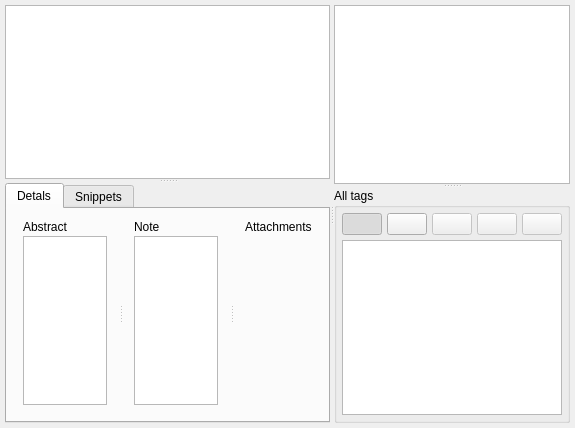
The window that PagePapers.ui (congchenutd/papernet) describes before a commit, drawn with Qt 5.
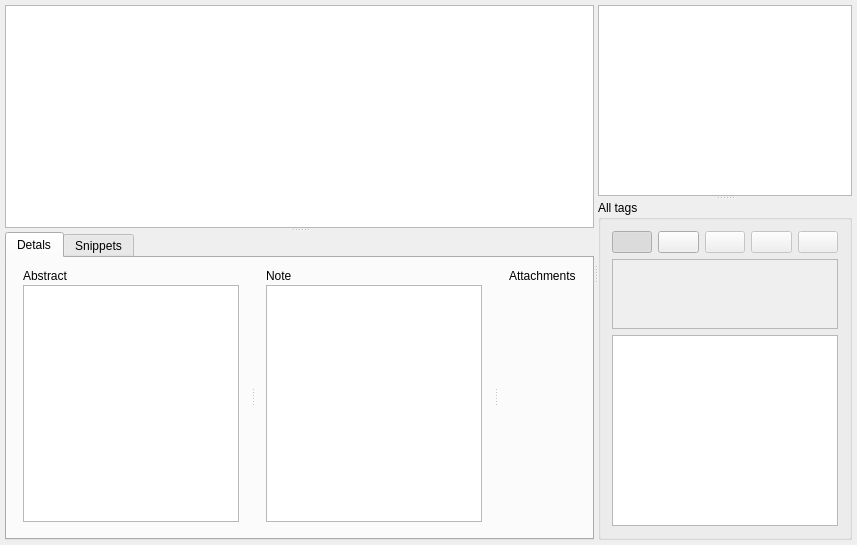
The same window after the commit. Icons and pictures are not drawn. Custom widgets are drawn as their Qt base class.

The edit to the form file:
```diff
--- a/PagePapers.ui
+++ b/PagePapers.ui
@@ -6,8 +6,8 @@
    <rect>
     <x>0</x>
     <y>0</y>
-    <width>575</width>
-    <height>428</height>
+    <width>857</width>
+    <height>545</height>
    </rect>
   </property>
   <property name="windowTitle">
@@ -192,13 +192,7 @@
        <property name="title">
         <string>All tags</string>
        </property>
-       <layout class="QGridLayout" name="gridLayout_2">
-        <property name="margin">
-         <number>5</number>
-        </property>
-        <property name="spacing">
-         <number>5</number>
-        </property>
+       <layout class="QGridLayout" name="gridLayout">
         <item row="0" column="0">
          <widget class="QPushButton" name="btFilter">
           <property name="icon">
@@ -213,6 +207,25 @@
           </property>
          </widget>
         </item>
+        <item row="0" column="1">
+         <widget class="QPushButton" name="btAddTag">
+          <property name="icon">
+           <iconset resource="MainWindow.qrc">
+            <normaloff>:/MainWindow/Images/TagAdd.png</normaloff>:/MainWindow/Images/TagAdd.png</iconset>
+          </property>
+         </widget>
+        </item>
+        <item row="0" column="2">
+         <widget class="QPushButton" name="btRenameTag">
+          <property name="enabled">
+           <bool>false</bool>
+          </property>
+          <property name="icon">
+           <iconset resource="MainWindow.qrc">
+            <normaloff>:/MainWindow/Images/TagEdit.png</normaloff>:/MainWindow/Images/TagEdit.png</iconset>
+          </property>
+         </widget>
+        </item>
         <item row="0" column="3">
          <widget class="QPushButton" name="btAddTagToPaper">
           <property name="enabled">
@@ -236,6 +249,40 @@
          </widget>
         </item>
         <item row="1" column="0" colspan="5">
+         <widget class="QScrollArea" name="scrollArea">
+          <property name="widgetResizable">
+           <bool>true</bool>
+          </property>
+          <widget class="QWidget" name="scrollAreaWidgetContents">
+           <property name="geometry">
+            <rect>
+             <x>0</x>
+             <y>0</y>
+             <width>240</width>
+             <height>85</height>
+            </rect>
+           </property>
+           <layout class="QHBoxLayout" name="horizontalLayout_4">
+            <property name="margin">
+             <number>0</number>
+            </property>
+            <item>
+             <widget class="TagsWidget" name="widgetWordCloud" native="true">
+              <property name="sizePolicy">
+               <sizepolicy hsizetype="Preferred" vsizetype="Expanding">
+                <horstretch>0</horstretch>
+                <verstretch>0</verstretch>
+               </sizepolicy>
+              </property>
+             </widget>
+            </item>
+           </layout>
+           <zorder>widgetWordCloud</zorder>
+           <zorder>widgetWordCloud</zorder>
+          </widget>
+         </widget>
+        </item>
+        <item row="2" column="0" colspan="5">
          <widget class="QListView" name="lvAllTags">
           <property name="editTriggers">
            <set>QAbstractItemView::NoEditTriggers</set>
@@ -248,25 +295,6 @@
           </property>
          </widget>
         </item>
-        <item row="0" column="2">
-         <widget class="QPushButton" name="btRenameTag">
-          <property name="enabled">
-           <bool>false</bool>
-          </property>
-          <property name="icon">
-           <iconset resource="MainWindow.qrc">
-            <normaloff>:/MainWindow/Images/TagEdit.png</normaloff>:/MainWindow/Images/TagEdit.png</iconset>
-          </property>
-         </widget>
-        </item>
-        <item row="0" column="1">
-         <widget class="QPushButton" name="btAddTag">
-          <property name="icon">
-           <iconset resource="MainWindow.qrc">
-            <normaloff>:/MainWindow/Images/TagAdd.png</normaloff>:/MainWindow/Images/TagAdd.png</iconset>
-          </property>
-         </widget>
-        </item>
        </layout>
       </widget>
      </widget>
@@ -292,6 +320,12 @@
    <extends>QTableView</extends>
    <header>SnippetsTableView.h</header>
   </customwidget>
+  <customwidget>
+   <class>TagsWidget</class>
+   <extends>QWidget</extends>
+   <header>TagsWidget.h</header>
+   <container>1</container>
+  </customwidget>
  </customwidgets>
  <resources>
   <include location="MainWindow.qrc"/>
```
